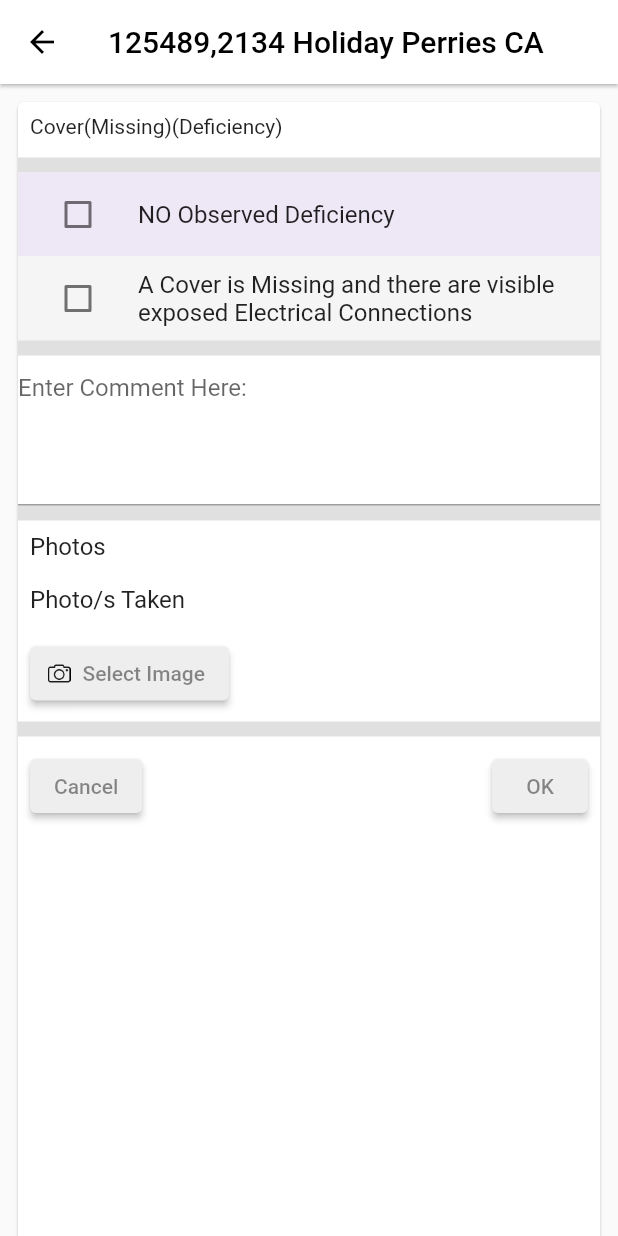
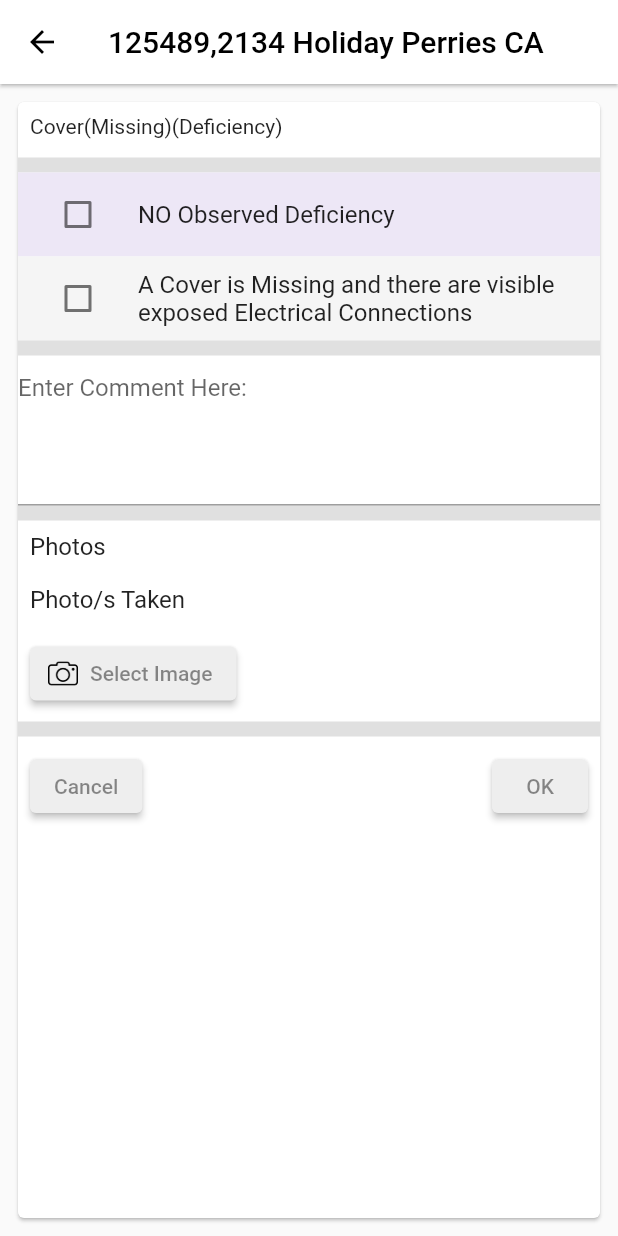
Before and after one commit to HBbhardwaj/Inspecion_Squad, a Flutter app: the ConfrimDecisionPage screen opened by its route, on a phone screen of 412 x 824 dp. Run offline on Flutter 3.47's test engine with Material 2 defaults, Android fonts, the light colour scheme and no system bars; our stand-ins replace get, image_picker; accounts and stored records are empty.

Commit message:
last one

```diff
--- a/lib/view/conductInspection.dart
+++ b/lib/view/conductInspection.dart
@@ -112,7 +112,9 @@ class _ConductInspectionState extends State<ConductInspection>
                   height: 0,
                 ),
                 Card(
-                  color: Colors.blueGrey.shade50,
+                  color: (index % 2 == 0)
+                      ? Colors.grey.shade200
+                      : Colors.deepPurple.shade50,
                   shape: RoundedRectangleBorder(
                     borderRadius: BorderRadius.circular(8.0),
                   ),
@@ -147,7 +149,7 @@ class _ConductInspectionState extends State<ConductInspection>
                               child: ElevatedButton(
                                 onPressed: () {},
                                 style: ElevatedButton.styleFrom(
-                                    primary: Colors.deepPurple.shade50),
+                                    primary: Colors.grey.shade200),
                                 child: const Text(
                                   AppStrings.unsuccessful,
                                   style: TextStyle(color: Colors.black54),
--- a/lib/view/confirmDecisionPage.dart
+++ b/lib/view/confirmDecisionPage.dart
@@ -59,13 +59,13 @@ class _ConfrimDecisionState extends State<ConfrimDecisionPage>
           onPressed: () => gotoBackPage(),
         ),
       ),
-      body: SingleChildScrollView(
-        child: SizedBox(
-          height: MediaQuery.of(context).size.height,
-          child: Padding(
-            padding: const EdgeInsets.all(8.0),
-            child: Card(
-              elevation: 1,
+      body: SizedBox(
+        height: MediaQuery.of(context).size.height,
+        child: Padding(
+          padding: const EdgeInsets.all(8.0),
+          child: Card(
+            elevation: 1,
+            child: SingleChildScrollView(
               child: Column(
                 mainAxisAlignment: MainAxisAlignment.start,
                 crossAxisAlignment: CrossAxisAlignment.start,
@@ -109,7 +109,7 @@ class _ConfrimDecisionState extends State<ConfrimDecisionPage>
                       );
                     },
                     itemCount: confrimDecisionlist.length,
-                    physics: const NeverScrollableScrollPhysics(),
+                    physics: const AlwaysScrollableScrollPhysics(),
                     shrinkWrap: true,
                   ),
                   const Divider(
@@ -158,8 +158,8 @@ class _ConfrimDecisionState extends State<ConfrimDecisionPage>
                         },
                         icon: Image.asset(
                           AppIcons.camera,
-                          height: 15,
-                          width: 15,
+                          height: 20,
+                          width: 20,
                         ),
                         label: const Text(
                           AppStrings.selectimage,
@@ -169,9 +169,12 @@ class _ConfrimDecisionState extends State<ConfrimDecisionPage>
                   image == null
                       ? Container()
                       : SizedBox(
-                          height: 100,
-                          width: 100,
-                          child: Image.file(File(image!.path))),
+                          height: 150,
+                          width: 140,
+                          child: Card(
+                              elevation: 4,
+                              color: Colors.grey.shade200,
+                              child: Image.file(File(image!.path)))),
                   const Divider(
                     height: 10,
                     thickness: 10,
--- a/lib/view/dashboard_page.dart
+++ b/lib/view/dashboard_page.dart
@@ -72,8 +72,8 @@ class _DashboardPageState extends State<DashboardPage>
       bottomNavigationBar: BottomNavigationBar(
         type: BottomNavigationBarType.shifting,
         backgroundColor: Colors.grey,
-        selectedItemColor: Colors.blue,
-        unselectedItemColor: Colors.black.withOpacity(.90),
+        selectedItemColor: Colors.deepPurple.shade200,
+        unselectedItemColor: Colors.black45,
         selectedFontSize: 14,
         unselectedFontSize: 14,
         currentIndex: presenterDeshBoradPage.demiSelectedIndex,
```
Also changed, not shown: lib/view/createInspectionPage.dart (+6 -1 lines).
